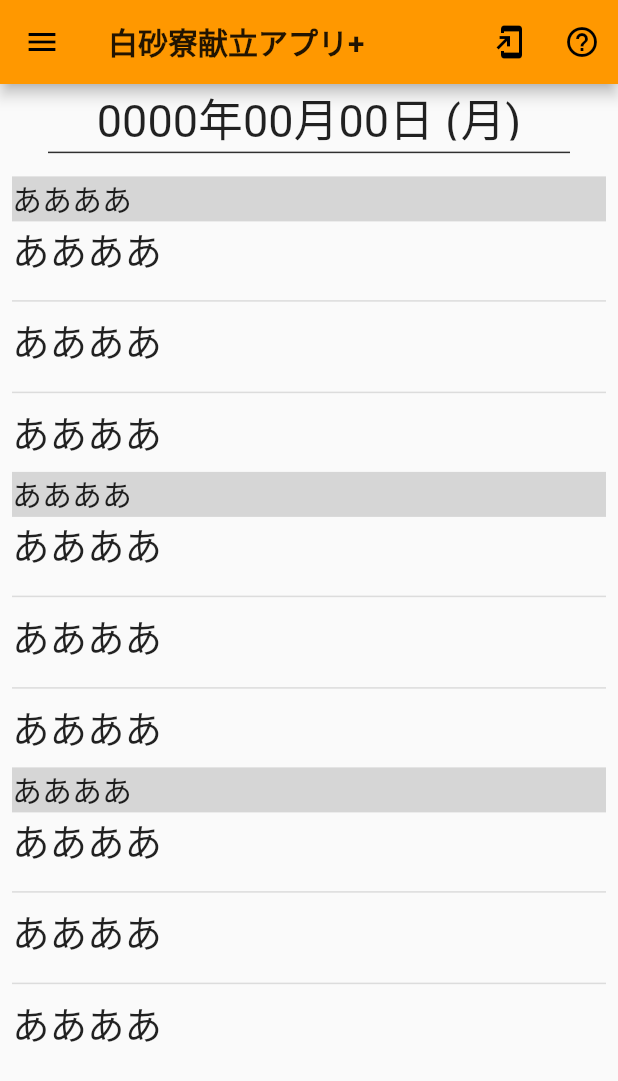
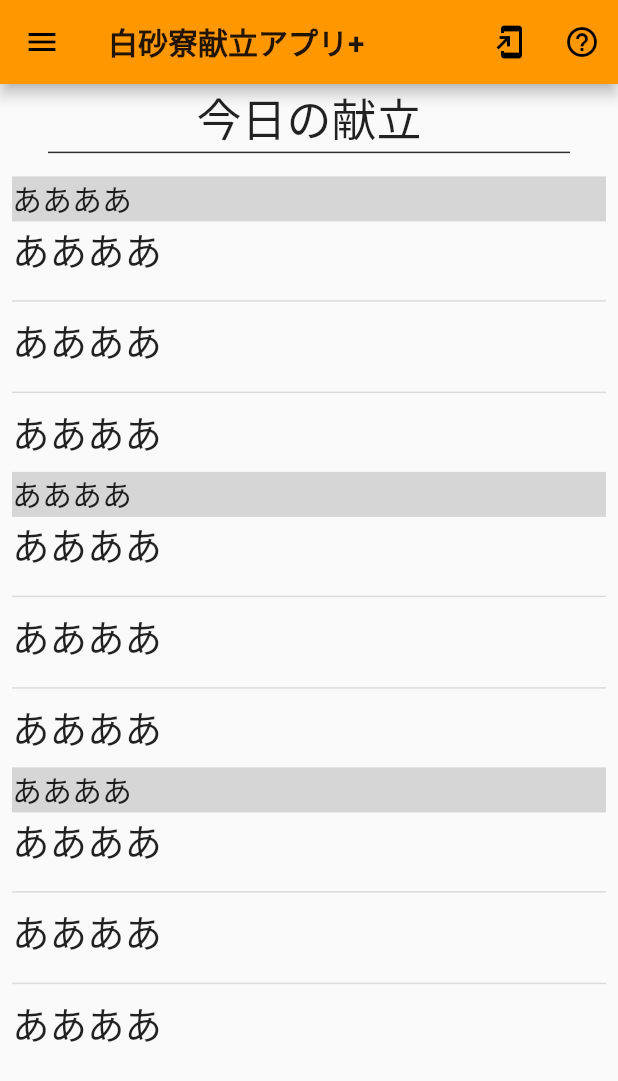
Before and after one commit to Yuta1004/ShirasunaKondateV4, a Flutter app: the screen it shows after launch, on a phone screen of 412 x 824 dp. Shown: the top 1081 px of the screen. Run offline on Flutter 3.47's test engine with Material 2 defaults, Android fonts, the phone set to English and light mode, and no system bars; missing offline and left inert: grpc, protobuf.

Commit message:
[update](app) 表示中の日付の管理を行えるようにした

```diff
--- a/app/lib/pages/home_page/home_page.dart
+++ b/app/lib/pages/home_page/home_page.dart
@@ -1,4 +1,5 @@
 import "package:flutter/material.dart";
+import 'package:intl/intl.dart';
 
 class HomePage extends StatefulWidget {
     @override
@@ -6,6 +7,9 @@ class HomePage extends StatefulWidget {
 }
 
 class _HomePageState extends State<HomePage> {
+    bool hasSwiped = false;
+    DateTime displayingDate = DateTime.now();
+
     @override
     Widget build(BuildContext context) {
         return Scaffold(
@@ -34,10 +38,7 @@ class _HomePageState extends State<HomePage> {
                         child: Container(
                             width: double.infinity,
                             alignment: Alignment.center,
-                            child: Text(
-                                "0000年00月00日 (月)",
-                                style: TextStyle(fontSize: 30),
-                            ),
+                            child: buildDateText(),
                         ),
                     ),
                     Divider(
@@ -48,6 +49,19 @@ class _HomePageState extends State<HomePage> {
                     ),
                     Expanded(
                         flex : 95,
+                        child: GestureDetector(
+                            onPanUpdate: (event) {
+                                setState(() {
+                                    if(!hasSwiped) {
+                                        if(event.delta.dx > 0) changeDisplayingDate(-1);
+                                        if(event.delta.dx < 0) changeDisplayingDate(1);
+                                        hasSwiped = true;
+                                    }
+                                });
+                            },
+                            onPanEnd: (event) {
+                                hasSwiped = false;
+                            },
                             child: ListView.separated(
                                 padding: EdgeInsets.all(8),
                                 itemCount: 12,
@@ -66,6 +80,7 @@ class _HomePageState extends State<HomePage> {
                                         SizedBox(width: 0, height: 0) :
                                         Divider(thickness: 1,);
                                 },
+                            ),
                         ),
                     ),
                 ],
@@ -149,4 +164,26 @@ class _HomePageState extends State<HomePage> {
             ),
         );
     }
+
+    Widget buildDateText() {
+        var nowDate = DateTime.now();
+        var dateText = DateFormat("M月d日").format(displayingDate);
+        if(nowDate.difference(displayingDate).inDays == 1) {
+            dateText = "明日の献立";
+        } else if(nowDate.difference(displayingDate).inDays == -1) {
+            dateText = "昨日の献立";
+        } else if(nowDate.difference(displayingDate).inDays == 0) {
+            dateText = "今日の献立";
+        } else if(nowDate.difference(displayingDate).inDays < -365) {
+            dateText = DateFormat("y年M月d日").format(displayingDate);
         }
+        return Text(
+            dateText,
+            style: TextStyle(fontSize:30)
+        );
+    }
+
+    void changeDisplayingDate(int days) {
+        displayingDate = displayingDate.add(Duration(days: days));
+    }
+}
```
Lines whose indentation alone changed are shown as unchanged.
